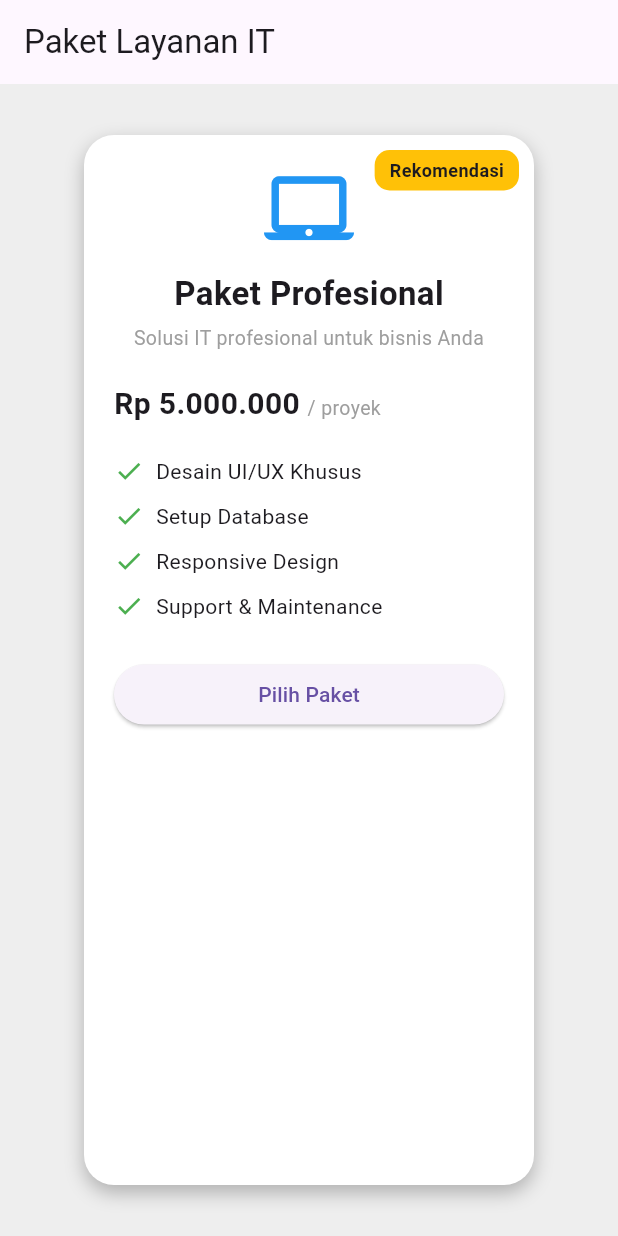
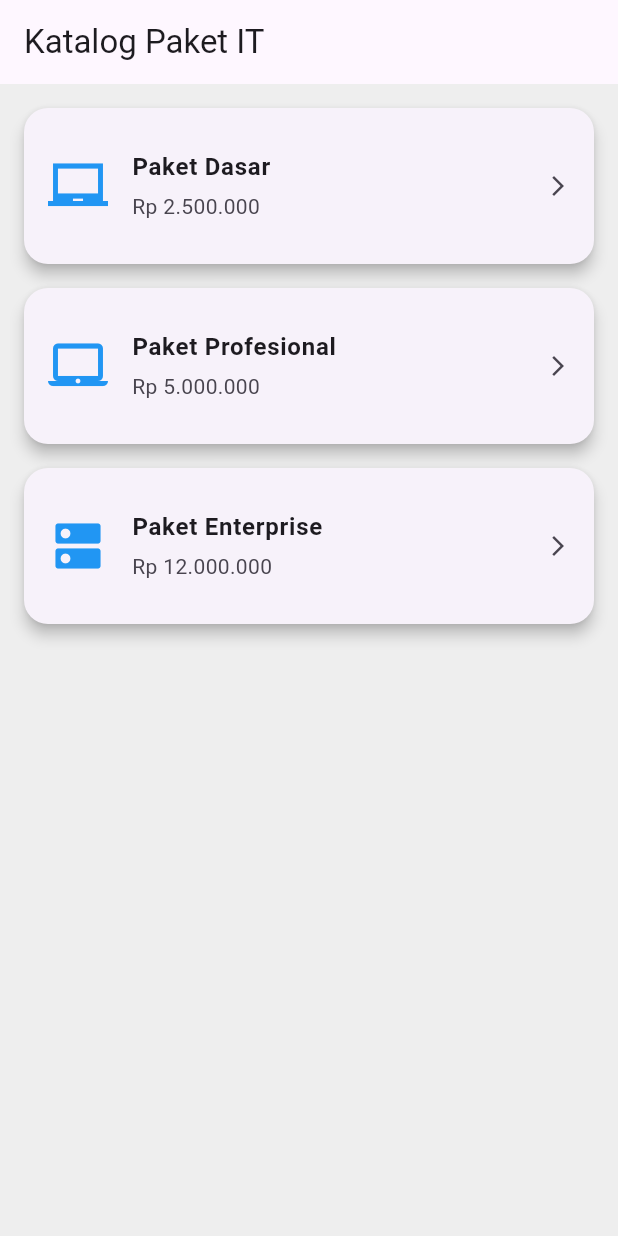
Before and after one commit to abdurrahimalim/pricingcard, a Flutter app: the screen it shows after launch, on a phone screen of 412 x 824 dp. Run offline on Flutter 3.47's test engine with Material 3 defaults, Android fonts, the phone set to English and light mode, and no system bars.

Commit message:
Tugas 4: Menambahkan screen navigation

```diff
--- a/lib/main.dart
+++ b/lib/main.dart
@@ -1,4 +1,5 @@
 import 'package:flutter/material.dart';
+import 'screens/beranda_screen.dart';
 
 void main() {
   runApp(const MyApp());
@@ -11,213 +12,8 @@ class MyApp extends StatelessWidget {
   Widget build(BuildContext context) {
     return MaterialApp(
       debugShowCheckedModeBanner: false,
-      home: Scaffold(
-        backgroundColor: Colors.grey[200],
-        appBar: AppBar(
-          title: const Text('Paket Layanan IT'),
-        ),
-        body: Center(
-          child: PricingCard(),
-        ),
-      ),
+      title: 'Paket Layanan IT',
+      home: const BerandaScreen(),
     );
   }
 }
-
-class PricingCard extends StatelessWidget {
-  const PricingCard({super.key});
-
-  @override
-  Widget build(BuildContext context) {
-    return Container(
-      width: 300,
-      height: 700,
-      padding: const EdgeInsets.all(20),
-      decoration: BoxDecoration(
-        color: Colors.white,
-        borderRadius: BorderRadius.circular(20),
-        boxShadow: const [
-          BoxShadow(
-            color: Colors.black26,
-            blurRadius: 10,
-            offset: Offset(0, 5),
-          ),
-        ],
-      ),
-
-      // STACK
-      child: Stack(
-        clipBehavior: Clip.none,
-        children: [
-
-          // ISI UTAMA KARTU
-          Column(
-            crossAxisAlignment: CrossAxisAlignment.start,
-            children: [
-
-              // HEADER PAKET
-              Center(
-                child: Column(
-                  children: [
-                    const Icon(
-                      Icons.laptop_mac,
-                      size: 60,
-                      color: Colors.blue,
-                    ),
-
-                    const SizedBox(height: 10),
-
-                    const Text(
-                      'Paket Profesional',
-                      style: TextStyle(
-                        fontSize: 22,
-                        fontWeight: FontWeight.bold,
-                      ),
-                    ),
-
-                    const SizedBox(height: 5),
-
-                    const Text(
-                      'Solusi IT profesional untuk bisnis Anda',
-                      textAlign: TextAlign.center,
-                      style: TextStyle(
-                        fontSize: 13,
-                        color: Colors.grey,
-                      ),
-                    ),
-                  ],
-                ),
-              ),
-
-              const SizedBox(height: 20),
-
-              // HARGA & DURASI
-              Row(
-                crossAxisAlignment: CrossAxisAlignment.baseline,
-                textBaseline: TextBaseline.alphabetic,
-                children: const [
-                  Text(
-                    'Rp 5.000.000',
-                    style: TextStyle(
-                      fontSize: 20,
-                      fontWeight: FontWeight.bold,
-                    ),
-                  ),
-
-                  SizedBox(width: 5),
-
-                  Text(
-                    '/ proyek',
-                    style: TextStyle(
-                      fontSize: 13,
-                      color: Colors.grey,
-                    ),
-                  ),
-                ],
-              ),
-
-              const SizedBox(height: 20),
-
-              // DAFTAR FITUR
-              Column(
-                crossAxisAlignment: CrossAxisAlignment.start,
-                children: const [
-
-                  Row(
-                    children: [
-                      Icon(
-                        Icons.check,
-                        color: Colors.green,
-                        size: 20,
-                      ),
-                      SizedBox(width: 8),
-                      Text('Desain UI/UX Khusus'),
-                    ],
-                  ),
-
-                  SizedBox(height: 10),
-
-                  Row(
-                    children: [
-                      Icon(
-                        Icons.check,
-                        color: Colors.green,
-                        size: 20,
-                      ),
-                      SizedBox(width: 8),
-                      Text('Setup Database'),
-                    ],
-                  ),
-
-                  SizedBox(height: 10),
-
-                  Row(
-                    children: [
-                      Icon(
-                        Icons.check,
-                        color: Colors.green,
-                        size: 20,
-                      ),
-                      SizedBox(width: 8),
-                      Text('Responsive Design'),
-                    ],
-                  ),
-
-                  SizedBox(height: 10),
-
-                  Row(
-                    children: [
-                      Icon(
-                        Icons.check,
-                        color: Colors.green,
-                        size: 20,
-                      ),
-                      SizedBox(width: 8),
-                      Text('Support & Maintenance'),
-                    ],
-                  ),
-                ],
-              ),
-
-              const SizedBox(height: 25),
-
-              // TOMBOL
-              SizedBox(
-                width: double.infinity,
-                child: ElevatedButton(
-                  onPressed: () {
-                    print('Paket dipilih');
-                  },
-                  child: const Text('Pilih Paket'),
-                ),
-              ),
-            ],
-          ),
-
-          // BADGE REKOMENDASI
-          Positioned(
-            top: -10,
-            right: -10,
-            child: Container(
-              padding: const EdgeInsets.symmetric(
-                horizontal: 10,
-                vertical: 5,
-              ),
-              decoration: BoxDecoration(
-                color: Colors.amber,
-                borderRadius: BorderRadius.circular(10),
-              ),
-              child: const Text(
-                'Rekomendasi',
-                style: TextStyle(
-                  fontSize: 12,
-                  fontWeight: FontWeight.bold,
-                ),
-              ),
-            ),
-          ),
-        ],
-      ),
-    );
-  }
-}
--- /dev/null
+++ b/lib/models/paket_model.dart
@@ -0,0 +1,58 @@
+import 'package:flutter/material.dart';
+
+class PaketModel {
+  final IconData icon;
+  final String nama;
+  final String harga;
+  final String deskripsi;
+  final List<String> fitur;
+
+  const PaketModel({
+    required this.icon,
+    required this.nama,
+    required this.harga,
+    required this.deskripsi,
+    required this.fitur,
+  });
+}
+
+// Data 3 paket — cukup didefinisikan sekali, dipakai ulang di ListView
+const List<PaketModel> daftarPaket = [
+  PaketModel(
+    icon: Icons.laptop_chromebook,
+    nama: 'Paket Dasar',
+    harga: 'Rp 2.500.000',
+    deskripsi:
+    'Cocok untuk kebutuhan dasar seperti company profile sederhana '
+        'atau landing page tanpa fitur backend yang kompleks.',
+    fitur: ['Desain UI Standar', 'Static Website', 'Support 1 Minggu'],
+  ),
+  PaketModel(
+    icon: Icons.laptop_mac,
+    nama: 'Paket Profesional',
+    harga: 'Rp 5.000.000',
+    deskripsi:
+    'Solusi IT profesional untuk bisnis Anda, mencakup desain custom, '
+        'integrasi database, dan tampilan yang responsif di semua perangkat.',
+    fitur: [
+      'Desain UI/UX Khusus',
+      'Setup Database',
+      'Responsive Design',
+      'Support & Maintenance',
+    ],
+  ),
+  PaketModel(
+    icon: Icons.dns,
+    nama: 'Paket Enterprise',
+    harga: 'Rp 12.000.000',
+    deskripsi:
+    'Untuk kebutuhan skala besar: arsitektur backend custom, integrasi '
+        'API pihak ketiga, dan dukungan prioritas selama 3 bulan penuh.',
+    fitur: [
+      'Arsitektur Custom',
+      'Integrasi API',
+      'Keamanan Tingkat Lanjut',
+      'Priority Support 3 Bulan',
+    ],
+  ),
+];
--- /dev/null
+++ b/lib/screens/beranda_screen.dart
@@ -0,0 +1,63 @@
+import 'package:flutter/material.dart';
+import '../models/paket_model.dart';
+import 'detail_katalog_screen.dart';
+
+// SCREEN 1 — BERANDA (StatelessWidget, wajib sesuai requirement)
+// ListView berisi 3 card, tiap card pakai ListTile agar bisa diklik.
+class BerandaScreen extends StatelessWidget {
+  const BerandaScreen({super.key});
+
+  @override
+  Widget build(BuildContext context) {
+    return Scaffold(
+      backgroundColor: Colors.grey[200],
+      appBar: AppBar(
+        title: const Text('Katalog Paket IT'),
+      ),
+      // ListView.builder dipakai (bukan Column manual) supaya scalable
+      // kalau nanti jumlah paket bertambah dari 3.
+      body: ListView.builder(
+        padding: const EdgeInsets.all(16),
+        itemCount: daftarPaket.length,
+        itemBuilder: (context, index) {
+          final paket = daftarPaket[index];
+          return Card(
+            margin: const EdgeInsets.only(bottom: 16),
+            elevation: 4,
+            shape: RoundedRectangleBorder(
+              borderRadius: BorderRadius.circular(16),
+            ),
+            child: ListTile(
+              contentPadding: const EdgeInsets.all(16),
+              leading: Icon(paket.icon, size: 40, color: Colors.blue),
+              title: Text(
+                paket.nama,
+                style: const TextStyle(
+                  fontWeight: FontWeight.bold,
+                  fontSize: 16,
+                ),
+              ),
+              subtitle: Padding(
+                padding: const EdgeInsets.only(top: 4),
+                child: Text(paket.harga),
+              ),
+              trailing: const Icon(Icons.arrow_forward_ios, size: 16),
+
+              // ---- INTI NAVIGASI ----
+              // Navigator.push mendorong DetailKatalogScreen ke atas
+              // stack, sambil membawa objek `paket` yang diklik.
+              onTap: () {
+                Navigator.push(
+                  context,
+                  MaterialPageRoute(
+                    builder: (context) => DetailKatalogScreen(paket: paket),
+                  ),
+                );
+              },
+            ),
+          );
+        },
+      ),
+    );
+  }
+}
--- /dev/null
+++ b/lib/screens/detail_katalog_screen.dart
@@ -0,0 +1,107 @@
+import 'package:flutter/material.dart';
+import '../models/paket_model.dart';
+
+// SCREEN 2 — DETAIL KATALOG (StatefulWidget, wajib sesuai requirement)
+// Layout vertikal pakai Column. AppBar otomatis memberi tombol back
+// begitu screen ini dibuka lewat Navigator.push, jadi tidak perlu
+// bikin tombol back manual terpisah.
+class DetailKatalogScreen extends StatefulWidget {
+  final PaketModel paket;
+
+  const DetailKatalogScreen({super.key, required this.paket});
+
+  @override
+  State<DetailKatalogScreen> createState() => _DetailKatalogScreenState();
+}
+
+class _DetailKatalogScreenState extends State<DetailKatalogScreen> {
+  @override
+  Widget build(BuildContext context) {
+    final paket = widget.paket;
+
+    return Scaffold(
+      backgroundColor: Colors.grey[200],
+      appBar: AppBar(
+        title: Text(paket.nama),
+      ),
+      body: SingleChildScrollView(
+        padding: const EdgeInsets.all(20),
+        child: Column(
+          crossAxisAlignment: CrossAxisAlignment.start,
+          children: [
+            Center(
+              child: Icon(paket.icon, size: 80, color: Colors.blue),
+            ),
+            const SizedBox(height: 16),
+
+            // Text nama
+            Text(
+              paket.nama,
+              style: const TextStyle(
+                fontSize: 24,
+                fontWeight: FontWeight.bold,
+              ),
+            ),
+            const SizedBox(height: 4),
+
+            // Text harga
+            Text(
+              paket.harga,
+              style: const TextStyle(
+                fontSize: 18,
+                color: Colors.blue,
+                fontWeight: FontWeight.w600,
+              ),
+            ),
+            const SizedBox(height: 20),
+
+            // Container pastel + padding untuk deskripsi
+            Container(
+              width: double.infinity,
+              padding: const EdgeInsets.all(16),
+              decoration: BoxDecoration(
+                color: Colors.blue[50],
+                borderRadius: BorderRadius.circular(12),
+              ),
+              child: Text(
+                paket.deskripsi,
+                style: const TextStyle(fontSize: 14, height: 1.5),
+              ),
+            ),
+            const SizedBox(height: 20),
+
+            const Text(
+              'Fitur yang didapat:',
+              style: TextStyle(fontWeight: FontWeight.bold, fontSize: 16),
+            ),
+            const SizedBox(height: 8),
+            ...paket.fitur.map(
+                  (f) => Padding(
+                padding: const EdgeInsets.only(bottom: 8),
+                child: Row(
+                  children: [
+                    const Icon(Icons.check, color: Colors.green, size: 20),
+                    const SizedBox(width: 8),
+                    Text(f),
+                  ],
+                ),
+              ),
+            ),
+            const SizedBox(height: 24),
+
+            SizedBox(
+              width: double.infinity,
+              child: ElevatedButton.icon(
+                icon: const Icon(Icons.arrow_back),
+                label: const Text('Kembali ke Katalog'),
+                onPressed: () {
+                  Navigator.pop(context);
+                },
+              ),
+            ),
+          ],
+        ),
+      ),
+    );
+  }
+}
```
